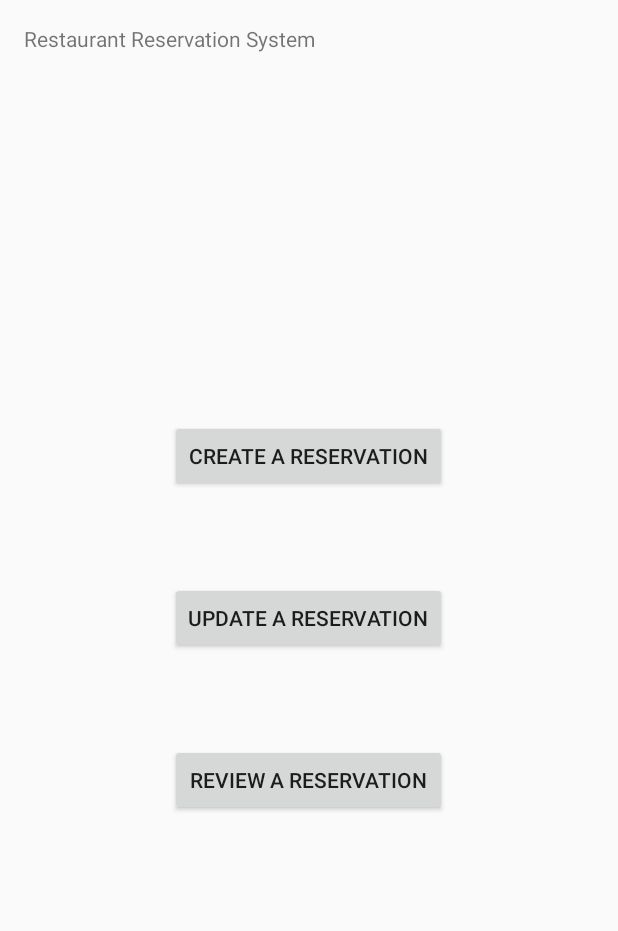
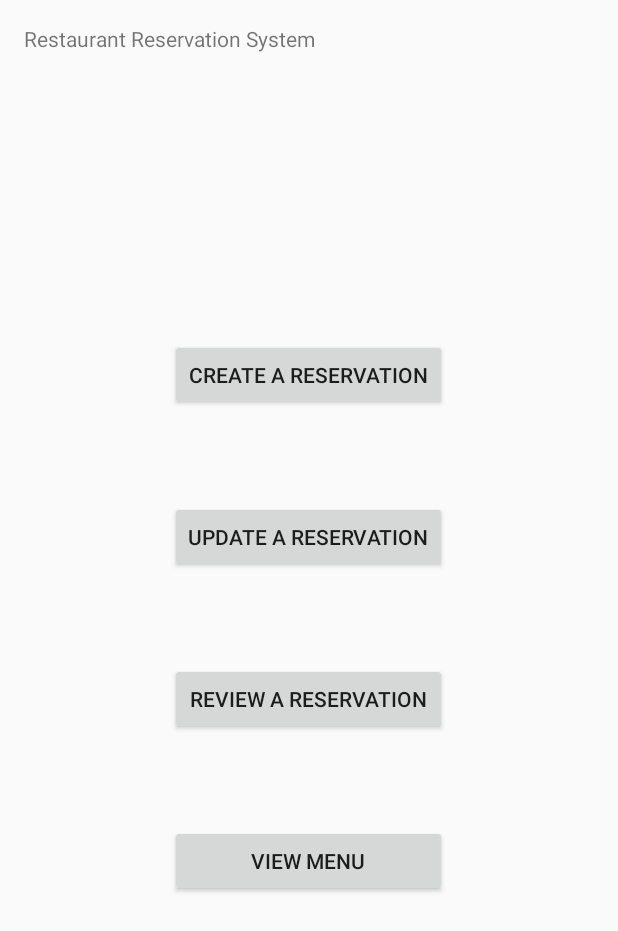
Before and after one commit to sharder996/rrsys-pub, an Android app: the screen it shows after launch (HomeActivity), on a phone screen of 412 x 824 dp. Shown: the top 931 px of the screen. Run offline under Robolectric (Android 15) with nearby library versions, the phone set to English and light mode, and no system bars.

Commit message:
Menu button on home page and some changes to menu UI

```diff
--- a/app/src/main/java/comp3350/rrsys/presentation/CreateOrderActivity.java
+++ b/app/src/main/java/comp3350/rrsys/presentation/CreateOrderActivity.java
@@ -12,7 +12,7 @@ public class CreateOrderActivity extends Activity {
         @Override
         protected void onCreate(Bundle savedInstanceState) {
             super.onCreate(savedInstanceState);
-            setContentView(R.layout.activity_menu);
+            setContentView(R.layout.activity_create_order);
         }
 
         public void buttonBackOnClick(View v) {
--- a/app/src/main/java/comp3350/rrsys/presentation/HomeActivity.java
+++ b/app/src/main/java/comp3350/rrsys/presentation/HomeActivity.java
@@ -69,6 +69,12 @@ public class HomeActivity extends Activity
         HomeActivity.this.startActivity(reviewReservationIntent);
     }
 
+    public void buttonMenuOnClick(View v)
+    {
+        Intent menuIntent = new Intent(HomeActivity.this, MenuActivity.class);
+        HomeActivity.this.startActivity(menuIntent);
+    }
+
     private void copyDatabaseToDevice() {
         final String DB_PATH = "db";
 
--- a/app/src/main/res/layout/activity_home.xml
+++ b/app/src/main/res/layout/activity_home.xml
@@ -43,8 +43,17 @@
             android:layout_width="fill_parent"
             android:layout_height="wrap_content"
             android:enabled="true"
+            android:layout_marginBottom="60dp"
             android:onClick="buttonReviewOnClick"
             android:text="@string/review" />
+
+        <Button
+            android:id="@+id/buttonMenu"
+            android:layout_width="fill_parent"
+            android:layout_height="wrap_content"
+            android:enabled="true"
+            android:onClick="buttonMenuOnClick"
+            android:text="@string/view_menu" />
     </LinearLayout>
 
 </RelativeLayout>
--- a/app/src/main/res/values/strings.xml
+++ b/app/src/main/res/values/strings.xml
@@ -35,6 +35,7 @@
     <string name="first_name">First name: </string>
     <string name="last_name">Last name: </string>
     <string name="phone_number">Phone Number: </string>
+    <string name="view_menu">View Menu </string>
 
     <string name="phone_number_hint">999-999-9999</string>
     <string name="date_hint">MM/dd/yyyy</string>
```
Also changed, not shown: app/src/main/AndroidManifest.xml (+8 -0 lines), app/src/main/java/comp3350/rrsys/presentation/MenuActivity.java (+18 -0 lines), app/src/main/res/layout/activity_menu.xml (+8 -4 lines).
